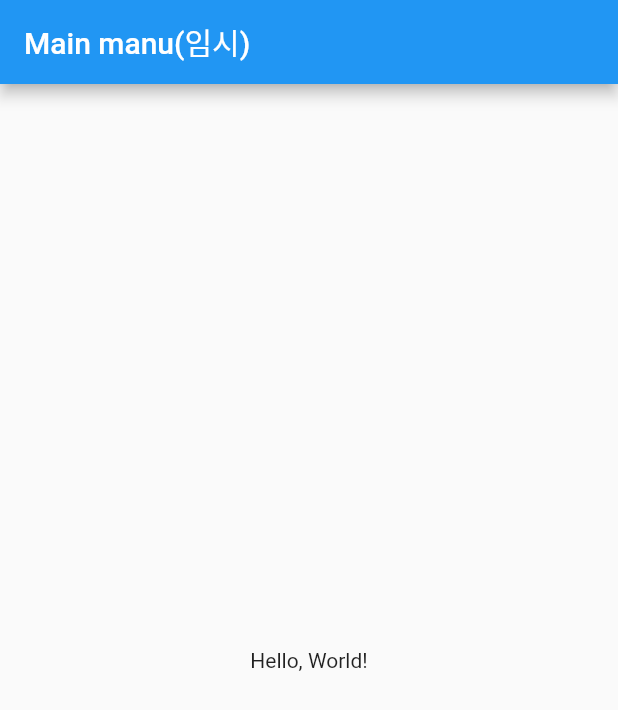
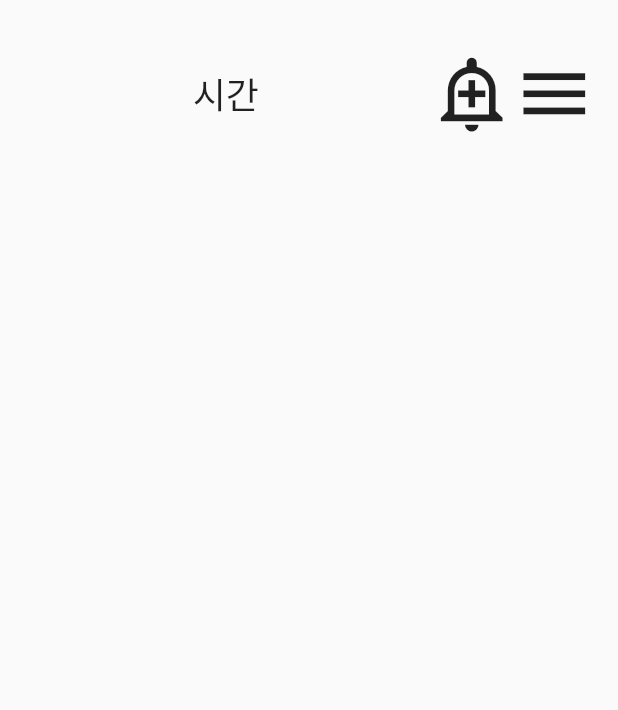
Before and after one commit to jithhuP/PowerBall, a Flutter app: the screen it shows after launch, on a phone screen of 412 x 824 dp. Shown: the top 710 px of the screen. Run offline on Flutter 3.47's test engine with Material 2 defaults, Android fonts, the light colour scheme and no system bars.

Commit message:
시간, 알림, 메뉴 구역 추가

```diff
--- a/practice/lib/main.dart
+++ b/practice/lib/main.dart
@@ -1,19 +1,66 @@
 import 'package:flutter/material.dart';
 
 void main() {
-  runApp(App());
+  runApp(const App());
 }
 
 class App extends StatelessWidget {
+  const App({super.key});
+
   @override
   Widget build(BuildContext context) {
     return MaterialApp(
       home: Scaffold(
-        appBar: AppBar(
-          title: Text("Main manu(임시)"),
-        ),
-        body: Center(
-          child: Text('Hello, World!'),
+        body: Padding(
+          padding: const EdgeInsets.symmetric(
+            horizontal: 15.0,
+          ),
+          child: Column(
+            children: [
+              Row(
+                children: const [
+                  SizedBox(
+                    height: 35.0,
+                  ),
+                ],
+              ),
+              Row(
+                mainAxisAlignment: MainAxisAlignment.spaceBetween,
+                children: [
+                  Row(
+                    mainAxisAlignment: MainAxisAlignment.center,
+                    children: [
+                      Column(
+                        children: const [
+                          SizedBox(
+                            width: 271.0,
+                            child: Text(
+                              "시간",
+                              style: TextStyle(fontSize: 24.0),
+                              textAlign: TextAlign.center,
+                            ),
+                          ),
+                        ],
+                      ),
+                    ],
+                  ),
+                  Row(
+                    mainAxisAlignment: MainAxisAlignment.end,
+                    children: const [
+                      Icon(
+                        Icons.add_alert_outlined,
+                        size: 55.0,
+                      ),
+                      Icon(
+                        Icons.menu,
+                        size: 55.0,
+                      ),
+                    ],
+                  ),
+                ],
+              ),
+            ],
+          ),
         ),
       ),
     );
```
